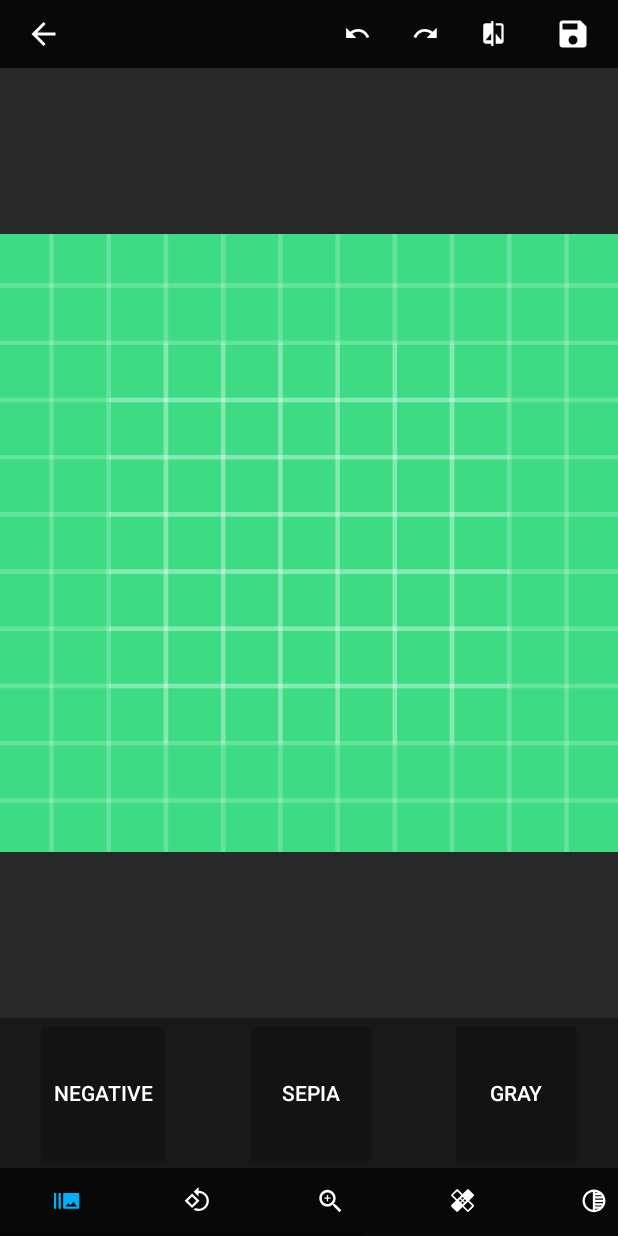
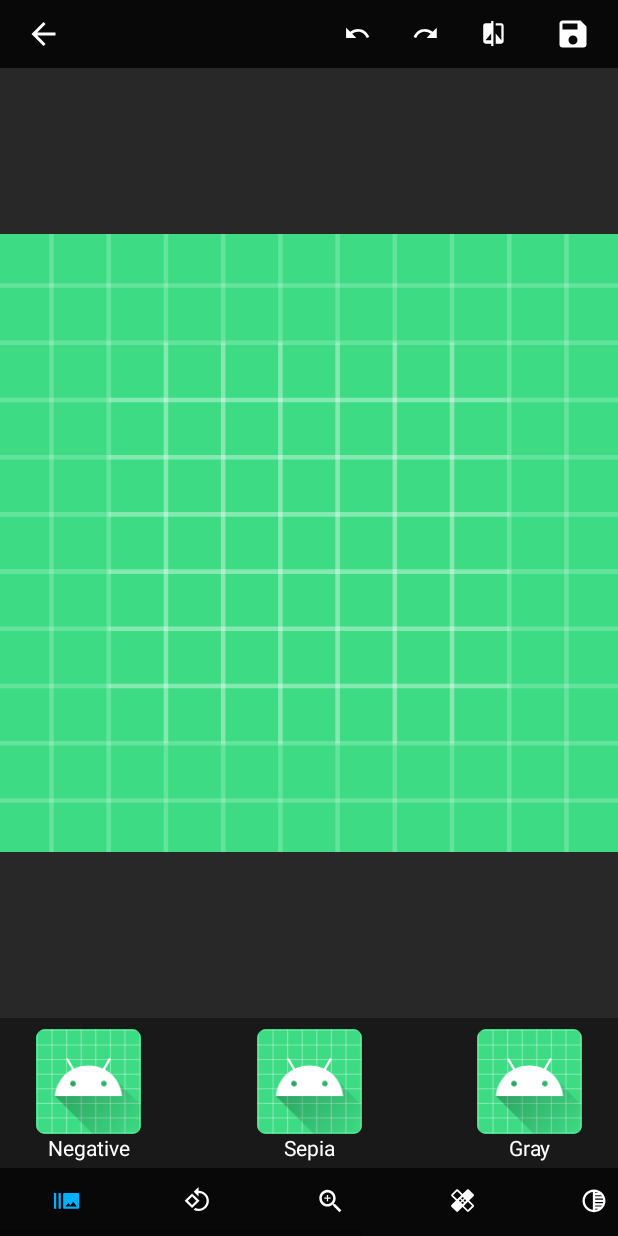
Before and after one commit to volkoffvitaly/SimplePhotoEditor, an Android app: the FiltersFragment screen opened directly, with no data from a screen before it, on a phone screen of 412 x 824 dp. Run offline under Robolectric (Android 15) with nearby library versions, the phone set to English and light mode, and no system bars; 8 statements that could not run were skipped.

Commit message:
Превью для фильтров
Добавлено превью для фильтров

```diff
--- a/app/src/main/res/layout/filters_fragment.xml
+++ b/app/src/main/res/layout/filters_fragment.xml
@@ -8,39 +8,72 @@
     android:background="#191919"
     tools:context=".FiltersFragment">
 
-    <Button
+    <ImageView
         android:id="@+id/bNegative"
-        android:layout_width="wrap_content"
-        android:layout_height="100dp"
+        android:layout_width="70dp"
+        android:layout_height="70dp"
         android:layout_marginStart="24dp"
-        android:backgroundTint="#131313"
-        android:text="Negative"
-        android:textColor="#FFFFFF"
-        app:layout_constraintBottom_toBottomOf="parent"
+        android:layout_marginTop="8dp"
+        android:src="@mipmap/ic_launcher"
+        app:layout_constraintBottom_toTopOf="@+id/tNegative"
         app:layout_constraintStart_toStartOf="parent"
         app:layout_constraintTop_toTopOf="parent" />
 
-    <Button
+    <ImageView
         android:id="@+id/bSepia"
-        android:layout_width="wrap_content"
-        android:layout_height="100dp"
-        android:backgroundTint="#131313"
-        android:text="Sepia"
-        android:textColor="#FFFFFF"
-        app:layout_constraintBottom_toBottomOf="parent"
+        android:layout_width="70dp"
+        android:layout_height="70dp"
+        android:layout_marginTop="8dp"
+        android:src="@mipmap/ic_launcher"
+        app:layout_constraintBottom_toTopOf="@+id/tSepia"
         app:layout_constraintEnd_toStartOf="@+id/bGray"
         app:layout_constraintStart_toEndOf="@+id/bNegative"
         app:layout_constraintTop_toTopOf="parent" />
 
-    <Button
+    <ImageView
         android:id="@+id/bGray"
-        android:layout_width="wrap_content"
-        android:layout_height="100dp"
+        android:layout_width="70dp"
+        android:layout_height="70dp"
+        android:layout_marginTop="8dp"
         android:layout_marginEnd="24dp"
-        android:backgroundTint="#131313"
-        android:text="Gray"
-        android:textColor="#FFFFFF"
-        app:layout_constraintBottom_toBottomOf="parent"
+        android:src="@mipmap/ic_launcher"
+        app:layout_constraintBottom_toTopOf="@+id/tGray"
         app:layout_constraintEnd_toEndOf="parent"
         app:layout_constraintTop_toTopOf="parent" />
+
+    <TextView
+        android:id="@+id/tNegative"
+        android:layout_width="70dp"
+        android:layout_height="wrap_content"
+        android:layout_marginStart="24dp"
+        android:layout_marginBottom="4dp"
+        android:gravity="center"
+        android:text="Negative"
+        android:textColor="@color/color_for_buttons"
+        app:layout_constraintBottom_toBottomOf="parent"
+        app:layout_constraintStart_toStartOf="parent" />
+
+    <TextView
+        android:id="@+id/tSepia"
+        android:layout_width="70dp"
+        android:layout_height="wrap_content"
+        android:layout_marginBottom="4dp"
+        android:gravity="center"
+        android:text="Sepia"
+        android:textColor="@color/color_for_buttons"
+        app:layout_constraintBottom_toBottomOf="parent"
+        app:layout_constraintEnd_toStartOf="@+id/tGray"
+        app:layout_constraintStart_toEndOf="@+id/tNegative" />
+
+    <TextView
+        android:id="@+id/tGray"
+        android:layout_width="70dp"
+        android:layout_height="wrap_content"
+        android:layout_marginEnd="24dp"
+        android:layout_marginBottom="4dp"
+        android:gravity="center"
+        android:text="Gray"
+        android:textColor="@color/color_for_buttons"
+        app:layout_constraintBottom_toBottomOf="parent"
+        app:layout_constraintEnd_toEndOf="parent" />
 </androidx.constraintlayout.widget.ConstraintLayout>
```
Also changed, not shown: app/src/main/java/com/example/photoeditor/FiltersFragment.kt (+72 -23 lines).
